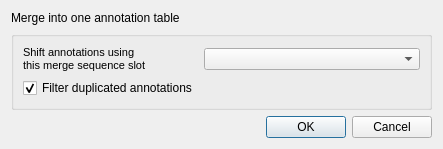
Above: src/corelibs/U2Designer/src/ui/AnnsActionDialog.ui from violethaze74/ugene before the change. Below: the same form after it.
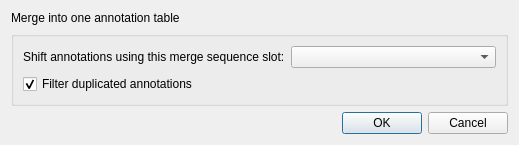
That is the form after the change.

Commit message: UGENE-2802 Font size is too small on Mac (AnnsActionDialog)

Patch:
```diff
--- a/src/corelibs/U2Designer/src/ui/AnnsActionDialog.ui
+++ b/src/corelibs/U2Designer/src/ui/AnnsActionDialog.ui
@@ -6,18 +6,30 @@
    <rect>
     <x>0</x>
     <y>0</y>
-    <width>443</width>
-    <height>148</height>
+    <width>519</width>
+    <height>171</height>
    </rect>
   </property>
   <property name="windowTitle">
    <string>New Annotations Action</string>
   </property>
   <layout class="QVBoxLayout" name="verticalLayout_2">
+   <property name="sizeConstraint">
+    <enum>QLayout::SetMinAndMaxSize</enum>
+   </property>
    <item>
     <layout class="QVBoxLayout" name="verticalLayout">
+     <property name="sizeConstraint">
+      <enum>QLayout::SetMinAndMaxSize</enum>
+     </property>
      <item>
       <widget class="QLabel" name="label">
+       <property name="sizePolicy">
+        <sizepolicy hsizetype="Preferred" vsizetype="Fixed">
+         <horstretch>0</horstretch>
+         <verstretch>0</verstretch>
+        </sizepolicy>
+       </property>
        <property name="text">
         <string>Merge into one annotation table</string>
        </property>
@@ -32,15 +44,14 @@
         <string/>
        </property>
        <layout class="QGridLayout" name="gridLayout_2">
+        <property name="sizeConstraint">
+         <enum>QLayout::SetMinAndMaxSize</enum>
+        </property>
         <item row="0" column="0">
          <widget class="QLabel" name="label_3">
           <property name="text">
-           <string>&lt;!DOCTYPE HTML PUBLIC &quot;-//W3C//DTD HTML 4.0//EN&quot; &quot;http://www.w3.org/TR/REC-html40/strict.dtd&quot;&gt;
-&lt;html&gt;&lt;head&gt;&lt;meta name=&quot;qrichtext&quot; content=&quot;1&quot; /&gt;&lt;style type=&quot;text/css&quot;&gt;
-p, li { white-space: pre-wrap; }
-&lt;/style&gt;&lt;/head&gt;&lt;body style=&quot; font-family:'MS Shell Dlg 2'; font-size:8.25pt; font-weight:400; font-style:normal;&quot;&gt;
-&lt;p style=&quot; margin-top:0px; margin-bottom:0px; margin-left:0px; margin-right:0px; -qt-block-indent:0; text-indent:0px;&quot;&gt;&lt;span style=&quot; font-size:8pt;&quot;&gt;Shift annotations &lt;/span&gt;&lt;span style=&quot; font-size:8pt;&quot;&gt;using&lt;/span&gt;&lt;/p&gt;
-&lt;p style=&quot; margin-top:0px; margin-bottom:0px; margin-left:0px; margin-right:0px; -qt-block-indent:0; text-indent:0px;&quot;&gt;&lt;span style=&quot; font-size:8pt;&quot;&gt;this merge sequence slot&lt;/span&gt;&lt;/p&gt;&lt;/body&gt;&lt;/html&gt;</string>
+           <string>Shift annotations using
+this merge sequence slot:</string>
           </property>
           <property name="textFormat">
            <enum>Qt::RichText</enum>
```
